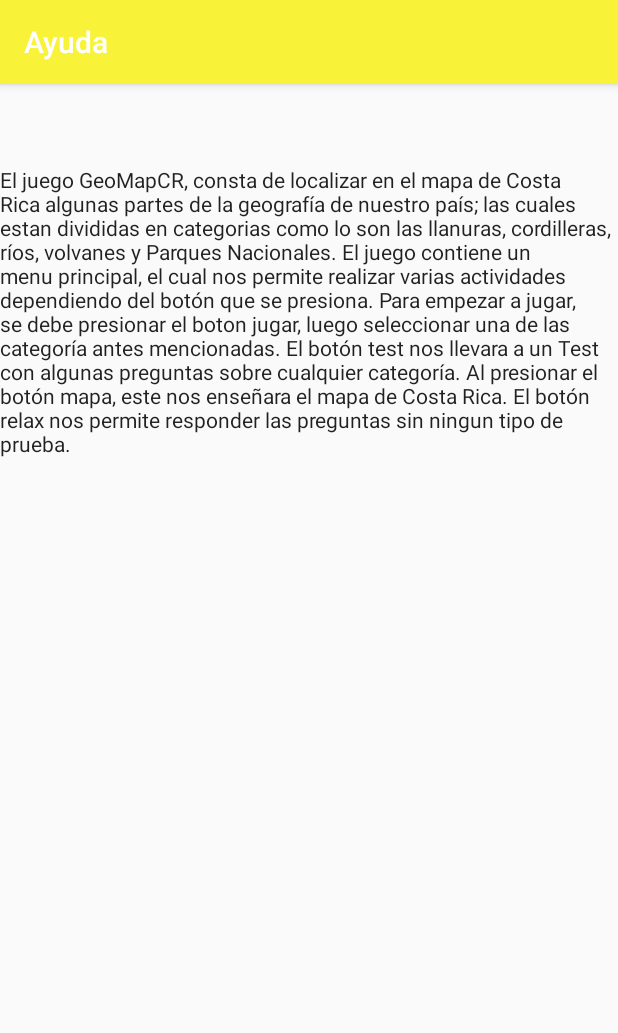
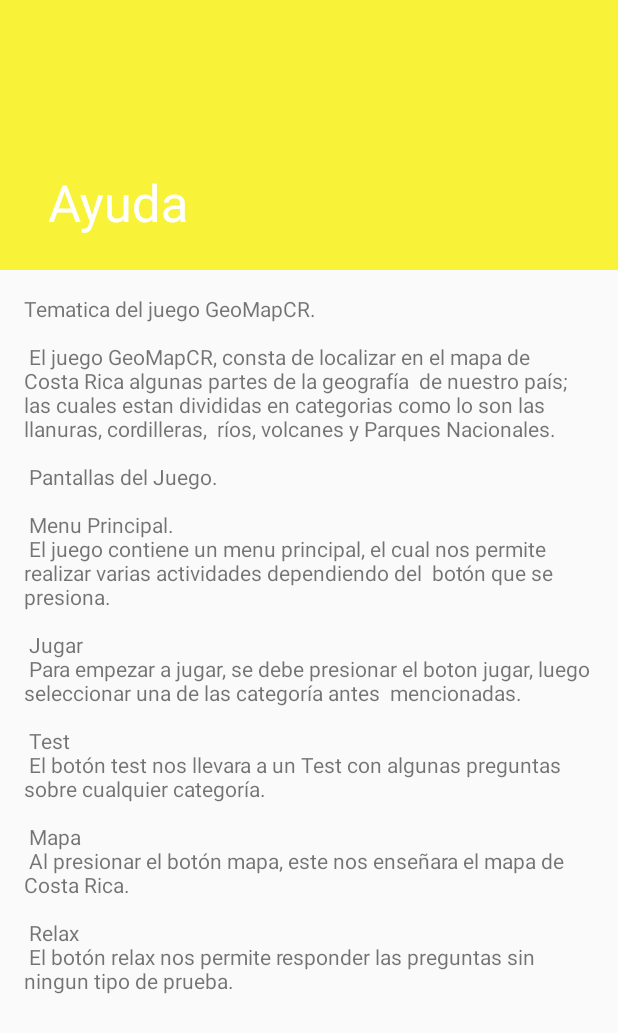
Before and after one commit to JeanCarlo14/GeoMapCR, an Android app: the screen it shows after launch (Ayuda before the commit, Actividad_Ayuda after it), after a tap on "AYUDA", on a phone screen of 412 x 824 dp. Shown: the top 1033 px of the screen. Run offline under Robolectric (Android 15) with nearby library versions, the phone set to English and light mode, and no system bars.

Commit message:
Cambios
Cambios

```diff
--- /dev/null
+++ b/app/src/main/java/com/example/usuario/geomapcr/Actividad_Ayuda.java
@@ -0,0 +1,18 @@
+package com.example.usuario.geomapcr;
+
+import android.os.Bundle;
+import android.support.v7.app.AppCompatActivity;
+import android.support.v7.widget.Toolbar;
+
+public class Actividad_Ayuda extends AppCompatActivity {
+
+    @Override
+    protected void onCreate(Bundle savedInstanceState) {
+        super.onCreate(savedInstanceState);
+        setContentView(R.layout.activity_actividad__ayuda);
+        Toolbar toolbar = (Toolbar) findViewById(R.id.toolbar);
+        setSupportActionBar(toolbar);
+
+    }
+
+}
--- a/app/src/main/java/com/example/usuario/geomapcr/MenuPrincipal.java
+++ b/app/src/main/java/com/example/usuario/geomapcr/MenuPrincipal.java
@@ -67,10 +67,9 @@ public class MenuPrincipal extends AppCompatActivity
         SharedPreferences pref = getSharedPreferences("PreGeoMap", MODE_PRIVATE);
 
         TextView txt_correo_Navi = (TextView) hView.findViewById(R.id.txt_nick);
-        txt_correo_Navi.setText(pref.getString("nombre","No logueado"));
+        txt_correo_Navi.setText(pref.getString("nombre","Usuario"));
 
-        SharedPreferences prefSonido = getSharedPreferences("PreGeoMapSonido", MODE_PRIVATE);
-         cs = prefSonido.getInt("sonido",0);
+         cs = pref.getInt("sonido",0);
         ReproducirAudio();
 
         //View hView2 = navigationView.get();
@@ -137,7 +136,7 @@ public class MenuPrincipal extends AppCompatActivity
     }
 
     private void guardarPrefSonido(int tipo){
-            SharedPreferences.Editor editor = getApplicationContext().getSharedPreferences("PreGeoMapSonido", MODE_PRIVATE).edit();
+            SharedPreferences.Editor editor = getApplicationContext().getSharedPreferences("PreGeoMap", MODE_PRIVATE).edit();
             editor.putInt("sonido", cs);
             editor.commit();
     }
@@ -186,7 +185,7 @@ public class MenuPrincipal extends AppCompatActivity
         View hView = navigationView.getHeaderView(0);
         SharedPreferences pref = getSharedPreferences("PreGeoMap", MODE_PRIVATE);
         TextView txt_correo_Navi = (TextView) hView.findViewById(R.id.txt_nick);
-        txt_correo_Navi.setText(pref.getString("nombre","No logueado"));
+        txt_correo_Navi.setText(pref.getString("nombre","Usuario"));
     }
 
 
@@ -268,7 +267,7 @@ public class MenuPrincipal extends AppCompatActivity
                         break;
 
                     case R.id.btnAyuda:
-                        Intent intento2 = new Intent(getApplicationContext(), Ayuda.class);
+                        Intent intento2 = new Intent(getApplicationContext(), Actividad_Ayuda.class);
                         startActivity(intento2);
 
                         break;
--- a/app/src/main/java/com/example/usuario/geomapcr/Resultados.java
+++ b/app/src/main/java/com/example/usuario/geomapcr/Resultados.java
@@ -1,6 +1,7 @@
 package com.example.usuario.geomapcr;
 
 import android.content.Intent;
+import android.content.SharedPreferences;
 import android.os.Bundle;
 import android.support.v7.app.AppCompatActivity;
 import android.view.KeyEvent;
@@ -20,7 +21,9 @@ public class Resultados extends AppCompatActivity {
          Intent callingIntent = getIntent();
         puntos1 = callingIntent.getIntExtra("puntosA", 1);
         puntos2 = callingIntent.getIntExtra("puntosB", 1);
-
+        SharedPreferences pref = getSharedPreferences("PreGeoMap", MODE_PRIVATE);
+        TextView nombre = (TextView) findViewById(R.id.txt_Nombre);
+        nombre.setText(pref.getString("nombre","Usuario")); // REVISAR
         TextView buenas = (TextView) findViewById(R.id.textView5);
         TextView malas = (TextView) findViewById(R.id.textView6);
         TextView nota = (TextView) findViewById(R.id.textView3);
--- /dev/null
+++ b/app/src/main/res/layout/activity_actividad__ayuda.xml
@@ -0,0 +1,37 @@
+<?xml version="1.0" encoding="utf-8"?>
+<android.support.design.widget.CoordinatorLayout xmlns:android="http://schemas.android.com/apk/res/android"
+    xmlns:app="http://schemas.android.com/apk/res-auto"
+    xmlns:tools="http://schemas.android.com/tools"
+    android:layout_width="match_parent"
+    android:layout_height="match_parent"
+    android:fitsSystemWindows="true"
+    tools:context="com.example.usuario.geomapcr.Actividad_Ayuda">
+
+    <android.support.design.widget.AppBarLayout
+        android:id="@+id/app_bar"
+        android:layout_width="match_parent"
+        android:layout_height="@dimen/app_bar_height"
+        android:fitsSystemWindows="true"
+        android:theme="@style/AppTheme.AppBarOverlay">
+
+        <android.support.design.widget.CollapsingToolbarLayout
+            android:id="@+id/toolbar_layout"
+            android:layout_width="match_parent"
+            android:layout_height="match_parent"
+            android:fitsSystemWindows="true"
+            app:contentScrim="?attr/colorPrimary"
+            app:layout_scrollFlags="scroll|exitUntilCollapsed">
+
+            <android.support.v7.widget.Toolbar
+                android:id="@+id/toolbar"
+                android:layout_width="match_parent"
+                android:layout_height="?attr/actionBarSize"
+                app:layout_collapseMode="pin"
+                app:popupTheme="@style/AppTheme.PopupOverlay" />
+
+        </android.support.design.widget.CollapsingToolbarLayout>
+    </android.support.design.widget.AppBarLayout>
+
+    <include layout="@layout/content_actividad__ayuda" />
+
+</android.support.design.widget.CoordinatorLayout>
--- /dev/null
+++ b/app/src/main/res/layout/content_actividad__ayuda.xml
@@ -0,0 +1,17 @@
+<?xml version="1.0" encoding="utf-8"?>
+<android.support.v4.widget.NestedScrollView xmlns:android="http://schemas.android.com/apk/res/android"
+    xmlns:app="http://schemas.android.com/apk/res-auto"
+    xmlns:tools="http://schemas.android.com/tools"
+    android:layout_width="match_parent"
+    android:layout_height="match_parent"
+    app:layout_behavior="@string/appbar_scrolling_view_behavior"
+    tools:context="com.example.usuario.geomapcr.Actividad_Ayuda"
+    tools:showIn="@layout/activity_actividad__ayuda">
+
+    <TextView
+        android:layout_width="wrap_content"
+        android:layout_height="wrap_content"
+        android:layout_margin="@dimen/text_margin"
+        android:text="@string/large_text" />
+
+</android.support.v4.widget.NestedScrollView>
--- a/app/src/main/res/values/dimens.xml
+++ b/app/src/main/res/values/dimens.xml
@@ -5,4 +5,6 @@
     <dimen name="nav_header_vertical_spacing">16dp</dimen>
     <dimen name="nav_header_height">160dp</dimen>
     <dimen name="fab_margin">16dp</dimen>
+    <dimen name="app_bar_height">180dp</dimen>
+    <dimen name="text_margin">16dp</dimen>
 </resources>
--- a/app/src/main/res/values/strings.xml
+++ b/app/src/main/res/values/strings.xml
@@ -7,4 +7,32 @@
     <string name="navigation_drawer_close">Close navigation drawer</string>
 
     <string name="action_settings">Settings</string>
+    <string name="title_activity_actividad__ayuda">Ayuda</string>
+    <string name="large_text">
+        "Tematica del juego GeoMapCR.\n\n"
+
+        "El juego GeoMapCR, consta de localizar en el mapa de Costa Rica algunas partes de la geografía "
+        "de nuestro país; las cuales estan divididas en categorias como lo son las llanuras, cordilleras, "
+        "ríos, volcanes y Parques Nacionales.\n\n"
+
+        "Pantallas del Juego.\n\n"
+
+        "Menu Principal.\n"
+        "El juego contiene un menu principal, el cual nos permite realizar varias actividades dependiendo del "
+        "botón que se presiona.\n\n"
+
+        "Jugar \n"
+        "Para empezar a jugar, se debe presionar el boton jugar, luego seleccionar una de las categoría antes "
+        "mencionadas.\n\n"
+
+        "Test \n"
+        "El botón test nos llevara a un Test con algunas preguntas sobre cualquier categoría. \n\n"
+
+        "Mapa \n"
+        "Al presionar el botón mapa, este nos enseñara el mapa de Costa Rica. \n\n"
+
+        "Relax \n"
+        "El botón relax nos permite responder las preguntas sin ningun tipo de prueba. \n\n"
+
+    </string>
 </resources>
```
Also changed, not shown: app/src/main/AndroidManifest.xml (+6 -2 lines), app/src/main/res/layout/activity_resultados.xml (+30 -11 lines), app/src/main/res/menu/menu_actividad__ayuda.xml (added, +10 -0 lines).
